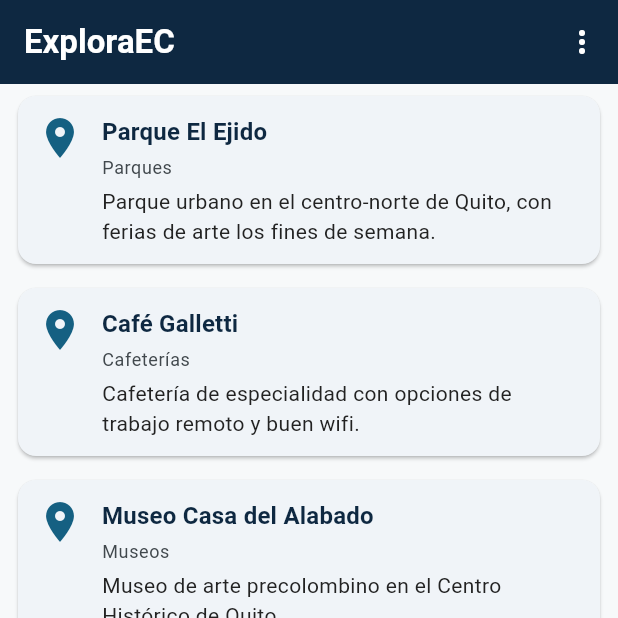
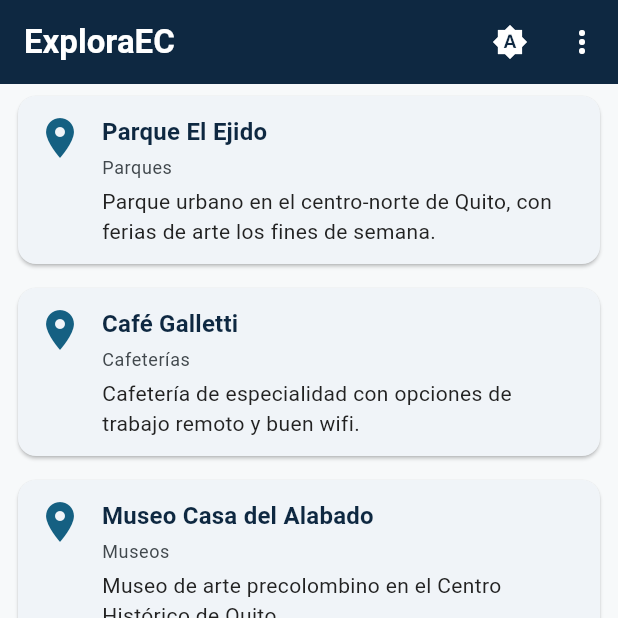
Before and after one commit to bbarcom/exploraec, a Flutter app: the screen it shows after launch, on a phone screen of 412 x 824 dp, the top half of it. Run offline on Flutter 3.47's test engine with Material 3 defaults, Android fonts, the phone set to English and light mode, and no system bars.

Commit message:
Tema oscuro opcional
Co-Authored-By: Claude Opus 5.5 <noreply@anthropic.com>

```diff
--- a/lib/main.dart
+++ b/lib/main.dart
@@ -3,6 +3,7 @@ import 'screens/home_screen.dart';
 import 'screens/map_placeholder_screen.dart';
 import 'screens/favorites_placeholder_screen.dart';
 import 'theme/app_theme.dart';
+import 'theme/theme_controller.dart';
 
 void main() {
   runApp(const ExploraEcApp());
@@ -13,7 +14,9 @@ class ExploraEcApp extends StatelessWidget {
 
   @override
   Widget build(BuildContext context) {
-    return MaterialApp(
+    return ValueListenableBuilder<ThemeMode>(
+      valueListenable: modoTema,
+      builder: (context, modo, _) => MaterialApp(
         title: 'ExploraEC',
         // TODO(sesion-03): borra la línea de abajo y descomenta el bloque completo. (Paso 1 — aplicar el tema)
         // Por qué: ThemeData(useMaterial3: true) es el tema genérico de
@@ -26,8 +29,9 @@ class ExploraEcApp extends StatelessWidget {
         // ThemeMode.system elige entre las dos según la preferencia del
         // dispositivo (Ajustes → Pantalla → Tema oscuro), sin código extra.
         darkTheme: AppTheme.darkTheme,
-      themeMode: ThemeMode.system,
+        themeMode: modo,
         home: const RootShell(),
+      ),
     );
   }
 }
@@ -57,7 +61,8 @@ class _RootShellState extends State<RootShell> {
         items: const [
           BottomNavigationBarItem(icon: Icon(Icons.home), label: 'Inicio'),
           BottomNavigationBarItem(icon: Icon(Icons.map), label: 'Mapa'),
-          BottomNavigationBarItem(icon: Icon(Icons.favorite), label: 'Favoritos'),
+          BottomNavigationBarItem(
+              icon: Icon(Icons.favorite), label: 'Favoritos'),
         ],
       ),
     );
--- a/lib/screens/home_screen.dart
+++ b/lib/screens/home_screen.dart
@@ -5,6 +5,7 @@ import '../widgets/loading_view.dart';
 import '../widgets/empty_view.dart';
 import '../widgets/error_view.dart';
 import '../theme/app_theme.dart';
+import '../theme/theme_controller.dart';
 import 'add_place_screen.dart';
 
 /// Pantalla de Inicio: lista de lugares — Sesión 2 (datos de ejemplo).
@@ -44,6 +45,7 @@ class _HomeScreenState extends State<HomeScreen> {
       appBar: AppBar(
         title: const Text('ExploraEC'),
         actions: [
+          const BotonModoTema(),
           PopupMenuButton<String>(
             tooltip: 'Simular estado (solo práctica)',
             onSelected: (valor) {
--- /dev/null
+++ b/lib/theme/theme_controller.dart
@@ -0,0 +1,39 @@
+import 'package:flutter/material.dart';
+
+/// Modo de tema elegido dentro de la app (sistema / claro / oscuro).
+/// MaterialApp escucha este valor, así que cambiarlo redibuja toda la app
+/// sin tocar los ajustes del teléfono.
+final ValueNotifier<ThemeMode> modoTema = ValueNotifier(ThemeMode.system);
+
+/// Pasa al siguiente modo: sistema → claro → oscuro → sistema.
+void alternarModoTema() {
+  modoTema.value = switch (modoTema.value) {
+    ThemeMode.system => ThemeMode.light,
+    ThemeMode.light => ThemeMode.dark,
+    ThemeMode.dark => ThemeMode.system,
+  };
+}
+
+/// Botón para la AppBar que muestra el modo actual y lo alterna al tocarlo.
+class BotonModoTema extends StatelessWidget {
+  const BotonModoTema({super.key});
+
+  @override
+  Widget build(BuildContext context) {
+    return ValueListenableBuilder<ThemeMode>(
+      valueListenable: modoTema,
+      builder: (context, modo, _) {
+        final (icono, nombre) = switch (modo) {
+          ThemeMode.system => (Icons.brightness_auto, 'automático'),
+          ThemeMode.light => (Icons.light_mode, 'claro'),
+          ThemeMode.dark => (Icons.dark_mode, 'oscuro'),
+        };
+        return IconButton(
+          icon: Icon(icono),
+          tooltip: 'Tema: $nombre (toca para cambiar)',
+          onPressed: alternarModoTema,
+        );
+      },
+    );
+  }
+}
```
Also changed, not shown: 1 other file. Lines whose indentation alone changed are shown as unchanged.
